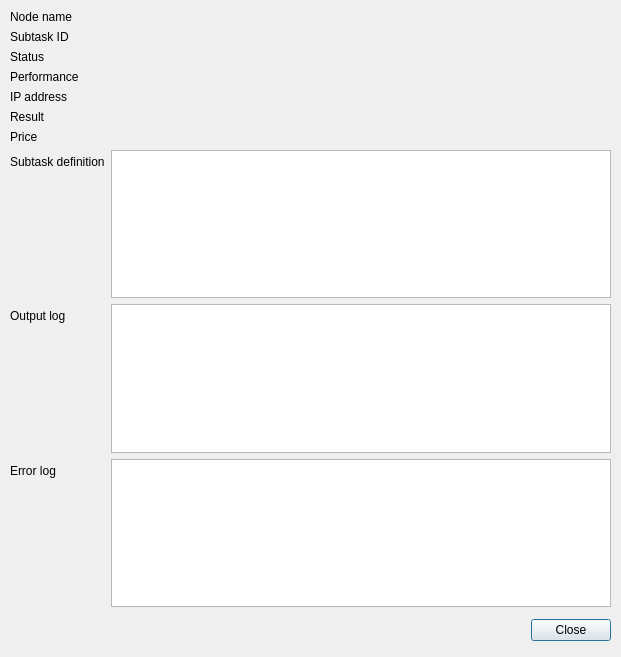
Above: gnr/ui/SubtaskDetailsDialog.ui from golemfactory/clay before the change. Below: the same form after it.
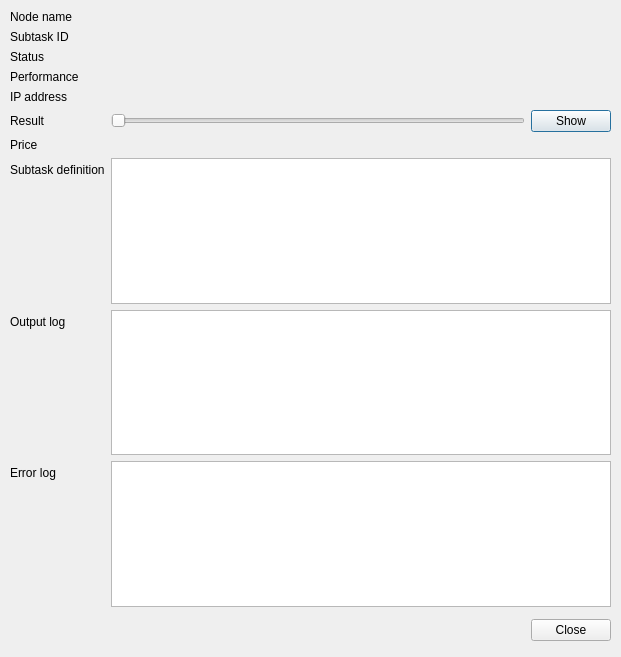
That is the form after the change.

Commit message: subtask dialog can now show results and value

The edit to the form file:
```diff
--- a/gnr/ui/SubtaskDetailsDialog.ui
+++ b/gnr/ui/SubtaskDetailsDialog.ui
@@ -181,13 +181,6 @@
         </property>
        </widget>
       </item>
-      <item row="5" column="1">
-       <widget class="QLabel" name="resultLabel">
-        <property name="text">
-         <string/>
-        </property>
-       </widget>
-      </item>
       <item row="6" column="1">
        <widget class="QLabel" name="priceLabel">
         <property name="text">
@@ -195,6 +188,30 @@
         </property>
        </widget>
       </item>
+      <item row="5" column="1">
+       <layout class="QHBoxLayout" name="horizontalLayout_2">
+        <item>
+         <widget class="QSlider" name="resultSlider">
+          <property name="minimum">
+           <number>1</number>
+          </property>
+          <property name="maximum">
+           <number>1</number>
+          </property>
+          <property name="orientation">
+           <enum>Qt::Horizontal</enum>
+          </property>
+         </widget>
+        </item>
+        <item>
+         <widget class="QPushButton" name="showResultButton">
+          <property name="text">
+           <string>Show</string>
+          </property>
+         </widget>
+        </item>
+       </layout>
+      </item>
      </layout>
     </item>
     <item>
```
The commit also changes 14 other files.
